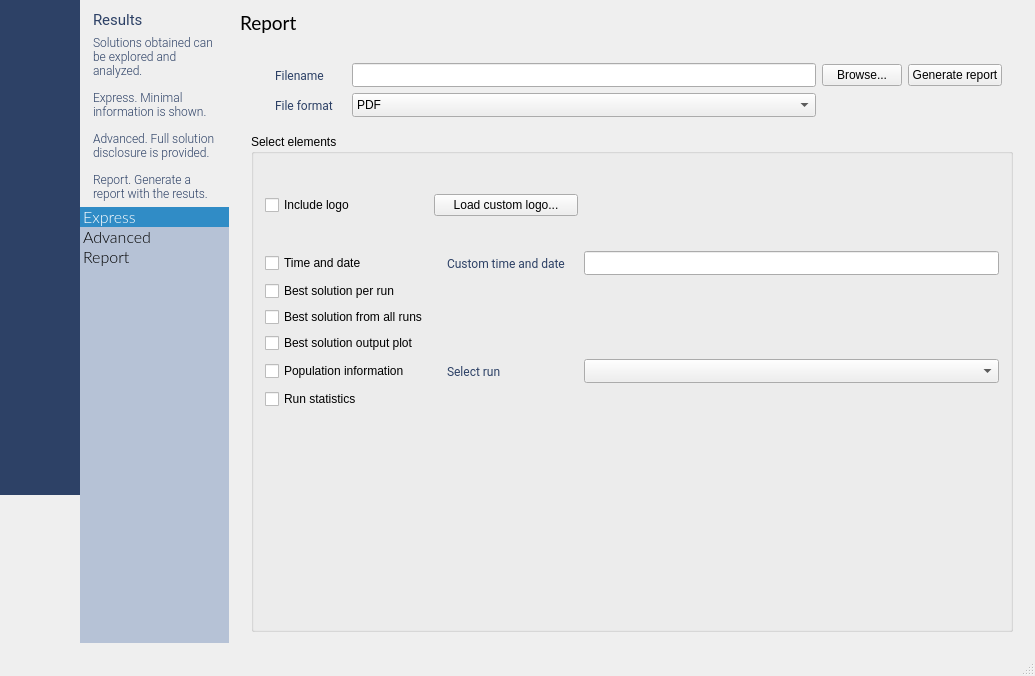
Above: source/mainwidget.ui from emigdioz/LeafGP before the change. Below: the same form after it.
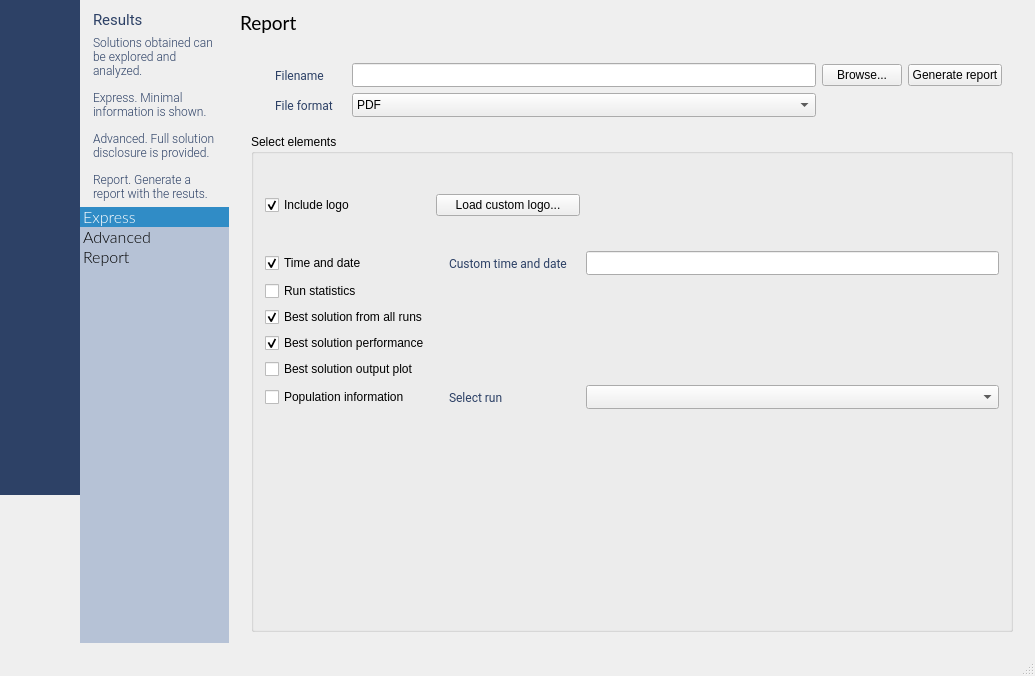
That is the form after the change. The open tabs and pages were chosen to show the change. Icons and pictures are not drawn. Custom widgets are drawn as their Qt base class.

Patch:
```diff
--- a/source/mainwidget.ui
+++ b/source/mainwidget.ui
@@ -6847,14 +6847,7 @@
                           </property>
                          </widget>
                         </item>
-                        <item row="6" column="0">
-                         <widget class="QCheckBox" name="checkBox_6">
-                          <property name="text">
-                           <string>Run statistics</string>
-                          </property>
-                         </widget>
-                        </item>
-                        <item row="7" column="0">
+                        <item row="8" column="0">
                          <spacer name="verticalSpacer_15">
                           <property name="orientation">
                            <enum>Qt::Vertical</enum>
@@ -6867,14 +6860,14 @@
                           </property>
                          </spacer>
                         </item>
-                        <item row="5" column="0">
+                        <item row="6" column="0">
                          <widget class="QCheckBox" name="checkBox_5">
                           <property name="text">
                            <string>Population information</string>
                           </property>
                          </widget>
                         </item>
-                        <item row="5" column="2">
+                        <item row="6" column="2">
                          <widget class="QComboBox" name="comboBox_9">
                           <property name="minimumSize">
                            <size>
@@ -6891,13 +6884,6 @@
                           </property>
                          </widget>
                         </item>
-                        <item row="2" column="0">
-                         <widget class="QCheckBox" name="checkBox_4">
-                          <property name="text">
-                           <string>Best solution per run</string>
-                          </property>
-                         </widget>
-                        </item>
                         <item row="1" column="2">
                          <widget class="QLineEdit" name="lineEdit_8">
                           <property name="minimumSize">
@@ -6913,6 +6899,9 @@
                           <property name="text">
                            <string>Include logo</string>
                           </property>
+                          <property name="checked">
+                           <bool>true</bool>
+                          </property>
                          </widget>
                         </item>
                         <item row="1" column="0">
@@ -6920,9 +6909,12 @@
                           <property name="text">
                            <string>Time and date</string>
                           </property>
+                          <property name="checked">
+                           <bool>true</bool>
+                          </property>
                          </widget>
                         </item>
-                        <item row="5" column="1">
+                        <item row="6" column="1">
                          <widget class="QLabel" name="label_158">
                           <property name="text">
                            <string>Select run</string>
@@ -6934,6 +6926,9 @@
                           <property name="text">
                            <string>Best solution from all runs</string>
                           </property>
+                          <property name="checked">
+                           <bool>true</bool>
+                          </property>
                          </widget>
                         </item>
                         <item row="0" column="2">
@@ -6949,13 +6944,33 @@
                           </property>
                          </widget>
                         </item>
-                        <item row="4" column="0">
+                        <item row="5" column="0">
                          <widget class="QCheckBox" name="checkBox_8">
                           <property name="text">
                            <string>Best solution output plot</string>
                           </property>
                          </widget>
                         </item>
+                        <item row="4" column="0">
+                         <widget class="QCheckBox" name="checkBox_4">
+                          <property name="text">
+                           <string>Best solution performance</string>
+                          </property>
+                          <property name="checked">
+                           <bool>true</bool>
+                          </property>
+                         </widget>
+                        </item>
+                        <item row="2" column="0">
+                         <widget class="QCheckBox" name="checkBox_6">
+                          <property name="text">
+                           <string>Run statistics</string>
+                          </property>
+                          <property name="checked">
+                           <bool>false</bool>
+                          </property>
+                         </widget>
+                        </item>
                        </layout>
                       </item>
                      </layout>
```
Left out of the diff: 10 changed lines with no effect on the pictures.
